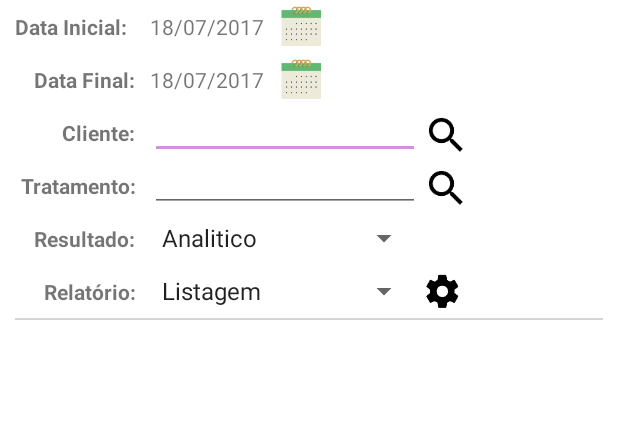
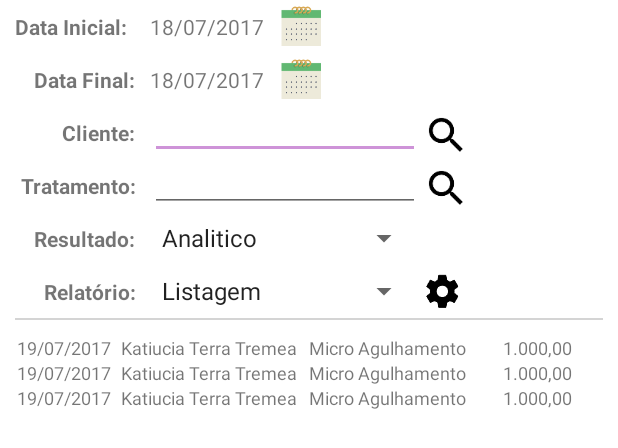
Before and after one commit to TobiasAndre/CapstoneStage2, an Android app: the layout fragment_report.xml on its own in the app's theme, with its tools: preview values and no code run, on a phone screen of 412 x 824 dp. Shown: the top 448 px of the screen. Run offline under Robolectric (Android 15) with nearby library versions, the phone set to English and light mode, and no system bars.

Commit message:
* Implement report screen

```diff
--- a/app/src/main/res/layout/fragment_report.xml
+++ b/app/src/main/res/layout/fragment_report.xml
@@ -1,5 +1,7 @@
 <?xml version="1.0" encoding="utf-8"?>
 <LinearLayout xmlns:android="http://schemas.android.com/apk/res/android"
+    xmlns:app="http://schemas.android.com/apk/res-auto"
+    xmlns:tools="http://schemas.android.com/tools"
     android:orientation="vertical"
     android:layout_width="match_parent"
     android:layout_height="match_parent"
@@ -29,6 +31,7 @@
         <TextView
             android:layout_width="wrap_content"
             android:layout_height="wrap_content"
+            android:id="@+id/tv_dt_ini"
             android:layout_marginStart="10dp"
             android:text="18/07/2017"
             android:textAlignment="textEnd" />
@@ -70,6 +73,7 @@
         <TextView
             android:layout_width="wrap_content"
             android:layout_height="wrap_content"
+            android:id="@+id/tv_dt_fin"
             android:layout_marginStart="10dp"
             android:text="18/07/2017"
             android:textAlignment="textEnd" />
@@ -219,6 +223,7 @@
             <Spinner
                 android:layout_width="180dp"
                 android:layout_height="wrap_content"
+                android:id="@+id/spnResultType"
                 android:textSize="12sp"
                 android:entries="@array/result_types"
                 android:layout_marginStart="10dp" />
@@ -261,6 +266,7 @@
             <Spinner
                 android:layout_width="180dp"
                 android:layout_height="wrap_content"
+                android:id="@+id/spnReportType"
                 android:textSize="12sp"
                 android:entries="@array/rel_types"
                 android:layout_marginStart="10dp" />
@@ -271,6 +277,7 @@
         <ImageButton
             android:layout_width="30dp"
             android:layout_height="30dp"
+            android:id="@+id/btnRunReport"
             android:scaleType="centerCrop"
             android:background="@color/white"
             android:src="@mipmap/ic_run"/>
@@ -288,4 +295,22 @@
         android:alpha="0.5"
         android:background="@android:color/darker_gray" />
 
+
+    <LinearLayout
+        android:layout_width="match_parent"
+        android:layout_height="wrap_content"
+        android:layout_marginStart="10dp"
+        android:layout_marginTop="10dp"
+        android:orientation="vertical">
+
+        <android.support.v7.widget.RecyclerView
+            android:id="@+id/recycler_report"
+            android:layout_width="match_parent"
+            android:layout_height="wrap_content"
+            app:layoutManager="LinearLayoutManager"
+            tools:listitem="@layout/item_report_analytic"/>
+
+
+    </LinearLayout>
+
 </LinearLayout>
--- /dev/null
+++ b/app/src/main/res/layout/item_report_analytic.xml
@@ -0,0 +1,52 @@
+<?xml version="1.0" encoding="utf-8"?>
+<LinearLayout xmlns:android="http://schemas.android.com/apk/res/android"
+    android:orientation="vertical"
+    android:layout_width="match_parent"
+    android:layout_height="wrap_content">
+
+    <LinearLayout
+        android:layout_width="match_parent"
+        android:layout_height="wrap_content"
+        android:orientation="horizontal">
+
+        <TextView
+            android:layout_width="65dp"
+            android:layout_height="wrap_content"
+            android:textAlignment="center"
+            android:textSize="12dp"
+            android:text="19/07/2017"
+            android:id="@+id/tv_dt_schedule"/>
+
+        <TextView
+            android:layout_width="120dp"
+            android:layout_height="wrap_content"
+            android:layout_marginStart="5dp"
+            android:textAlignment="textStart"
+            android:textSize="12dp"
+            android:maxLines="1"
+            android:text="Katiucia Terra Tremea"
+            android:ellipsize="end"
+            android:id="@+id/tv_nm_customer"/>
+
+        <TextView
+            android:layout_width="120dp"
+            android:layout_height="wrap_content"
+            android:layout_marginStart="5dp"
+            android:textAlignment="textStart"
+            android:maxLines="1"
+            android:textSize="12dp"
+            android:text="Micro Agulhamento"
+            android:ellipsize="end"
+            android:id="@+id/tv_nm_treatment"/>
+
+        <TextView
+            android:layout_width="50dp"
+            android:layout_height="wrap_content"
+            android:layout_marginStart="5dp"
+            android:textSize="12dp"
+            android:text="1.000,00"
+            android:textAlignment="textEnd"
+            android:id="@+id/tv_vl_session"/>
+
+    </LinearLayout>
+</LinearLayout>
```
Also changed, not shown: app/src/main/java/com/tobiasandre/goestetica/ui/Adapter/ReportAdapter.java (added, +116 -0 lines), app/src/main/java/com/tobiasandre/goestetica/ui/HomeFragment.java (+9 -0 lines), app/src/main/java/com/tobiasandre/goestetica/ui/ReportFragment.java (+56 -2 lines).
